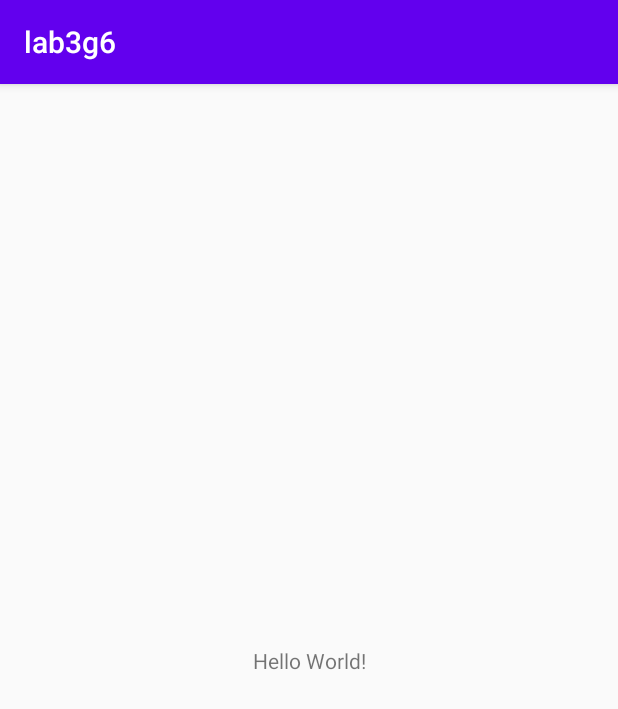
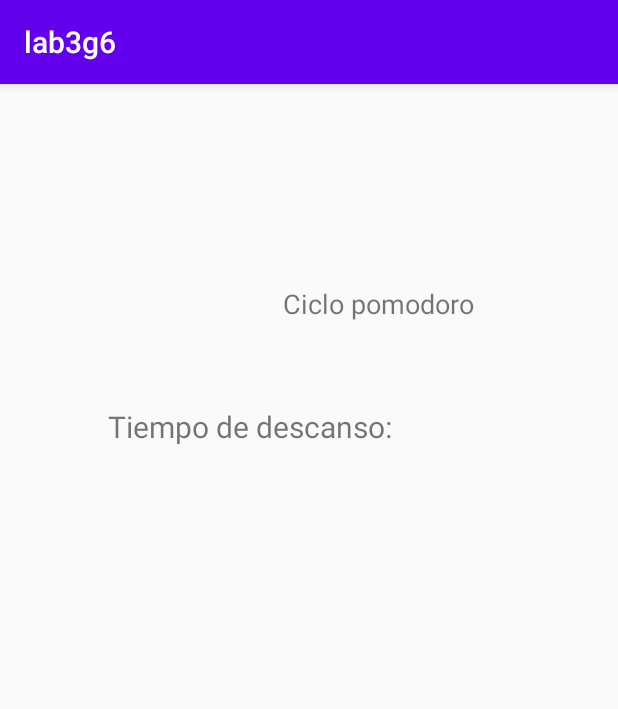
Before and after one commit to yorkosantillana/lab3g6, an Android app: the screen it shows after launch (MainActivity), on a phone screen of 412 x 824 dp. Shown: the top 709 px of the screen. Run offline under Robolectric (Android 15) with nearby library versions, the phone set to English and light mode, and no system bars.

Commit message:
Seteando main view.

```diff
--- a/app/src/main/res/layout/activity_main.xml
+++ b/app/src/main/res/layout/activity_main.xml
@@ -7,12 +7,50 @@
     tools:context=".MainActivity">
 
     <TextView
+        android:id="@+id/contador"
         android:layout_width="wrap_content"
         android:layout_height="wrap_content"
-        android:text="Hello World!"
+        android:textSize="80sp"
         app:layout_constraintBottom_toBottomOf="parent"
+        app:layout_constraintHorizontal_bias="0.497"
         app:layout_constraintLeft_toLeftOf="parent"
         app:layout_constraintRight_toRightOf="parent"
-        app:layout_constraintTop_toTopOf="parent" />
+        app:layout_constraintTop_toTopOf="parent"
+        app:layout_constraintVertical_bias="0.398" />
+
+    <TextView
+        android:id="@+id/textView"
+        android:layout_width="wrap_content"
+        android:layout_height="wrap_content"
+        android:layout_marginStart="72dp"
+        android:text="Tiempo de descanso:"
+        android:textSize="20sp"
+        app:layout_constraintBottom_toTopOf="@+id/contador"
+        app:layout_constraintStart_toStartOf="parent"
+        app:layout_constraintTop_toTopOf="parent"
+        app:layout_constraintVertical_bias="0.911" />
+
+    <TextView
+        android:id="@+id/textView2"
+        android:layout_width="wrap_content"
+        android:layout_height="wrap_content"
+        android:layout_marginEnd="76dp"
+        android:textSize="20sp"
+        app:layout_constraintBottom_toBottomOf="@+id/textView"
+        app:layout_constraintEnd_toEndOf="parent"
+        app:layout_constraintTop_toTopOf="@+id/textView"
+        app:layout_constraintVertical_bias="0.0" />
+
+    <TextView
+        android:id="@+id/textView3"
+        android:layout_width="wrap_content"
+        android:layout_height="wrap_content"
+        android:layout_marginEnd="96dp"
+        android:text="Ciclo pomodoro"
+        android:textSize="18sp"
+        app:layout_constraintBottom_toTopOf="@+id/textView"
+        app:layout_constraintEnd_toEndOf="parent"
+        app:layout_constraintTop_toTopOf="parent"
+        app:layout_constraintVertical_bias="0.705" />
 
 </androidx.constraintlayout.widget.ConstraintLayout>
```
